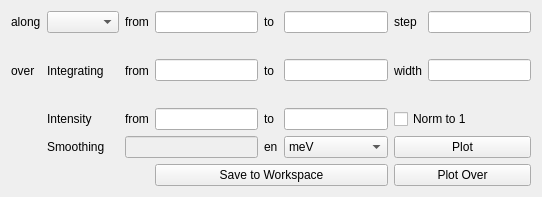
Above: mslice/widgets/cut/cut.ui from mantidproject/mslice before the change. Below: the same form after it.
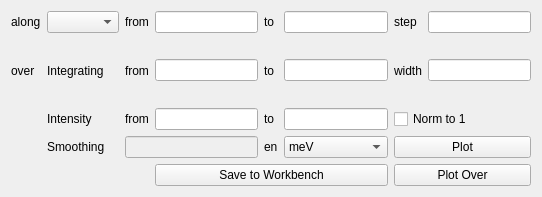
That is the form after the change.

What changed in the file:
```diff
--- a/mslice/widgets/cut/cut.ui
+++ b/mslice/widgets/cut/cut.ui
@@ -178,7 +178,7 @@
         <bool>true</bool>
        </property>
        <property name="text">
-        <string>Save to Workspace</string>
+        <string>Save to Workbench</string>
        </property>
       </widget>
      </item>
```
Left out of the diff: 2 changed lines with no effect on the pictures.
